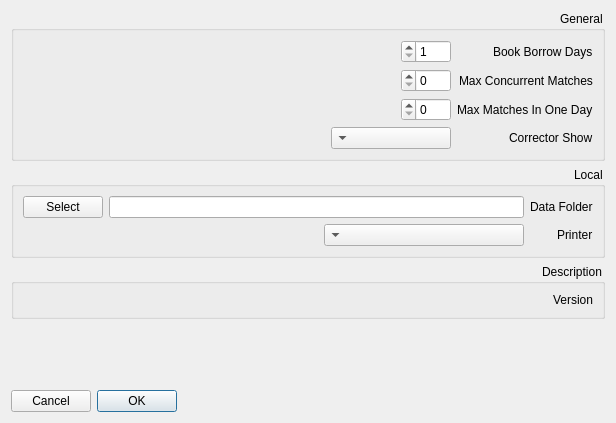
The window that Client/reghaabat/optionsform.ui (nournia/ketabkhaane) describes before a commit, drawn with Qt 5.
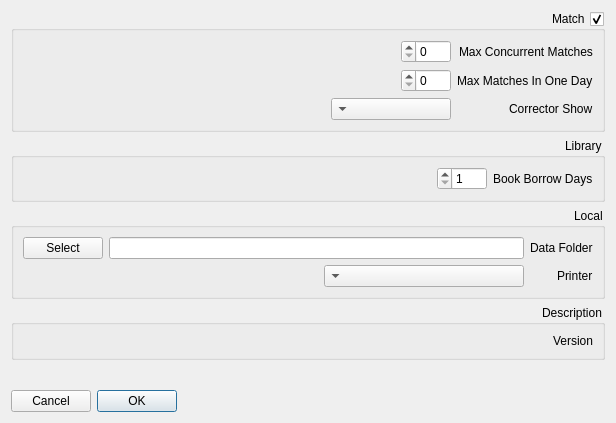
The same window after the commit. Icons and pictures are not drawn.

Commit message: add Match Enable option

Patch:
```diff
--- a/Client/reghaabat/optionsform.ui
+++ b/Client/reghaabat/optionsform.ui
@@ -17,7 +17,10 @@
    <item>
     <widget class="QGroupBox" name="groupBox_3">
      <property name="title">
-      <string>General</string>
+      <string>Match</string>
+     </property>
+     <property name="checkable">
+      <bool>true</bool>
      </property>
      <layout class="QFormLayout" name="formLayout">
       <property name="fieldGrowthPolicy">
@@ -26,37 +29,7 @@
       <property name="labelAlignment">
        <set>Qt::AlignLeading|Qt::AlignLeft|Qt::AlignVCenter</set>
       </property>
-      <item row="0" column="0">
-       <widget class="QLabel" name="label">
-        <property name="text">
-         <string>Book Borrow Days</string>
-        </property>
-       </widget>
-      </item>
       <item row="0" column="1">
-       <widget class="QSpinBox" name="sBookBorrowDays">
-        <property name="maximumSize">
-         <size>
-          <width>50</width>
-          <height>16777215</height>
-         </size>
-        </property>
-        <property name="minimum">
-         <number>1</number>
-        </property>
-        <property name="maximum">
-         <number>100</number>
-        </property>
-       </widget>
-      </item>
-      <item row="1" column="0">
-       <widget class="QLabel" name="label_5">
-        <property name="text">
-         <string>Max Concurrent Matches</string>
-        </property>
-       </widget>
-      </item>
-      <item row="1" column="1">
        <widget class="QSpinBox" name="sMaxConcurrentMatches">
         <property name="maximumSize">
          <size>
@@ -69,14 +42,14 @@
         </property>
        </widget>
       </item>
-      <item row="2" column="0">
+      <item row="1" column="0">
        <widget class="QLabel" name="label_6">
         <property name="text">
          <string>Max Matches In One Day</string>
         </property>
        </widget>
       </item>
-      <item row="2" column="1">
+      <item row="1" column="1">
        <widget class="QSpinBox" name="sMaxMatchesInOneDay">
         <property name="maximumSize">
          <size>
@@ -89,14 +62,14 @@
         </property>
        </widget>
       </item>
-      <item row="3" column="0">
+      <item row="2" column="0">
        <widget class="QLabel" name="label_4">
         <property name="text">
          <string>Corrector Show</string>
         </property>
        </widget>
       </item>
-      <item row="3" column="1">
+      <item row="2" column="1">
        <widget class="QComboBox" name="cCorrectorIdentifier">
         <property name="maximumSize">
          <size>
@@ -106,11 +79,50 @@
         </property>
        </widget>
       </item>
+      <item row="0" column="0">
+       <widget class="QLabel" name="label_5">
+        <property name="text">
+         <string>Max Concurrent Matches</string>
+        </property>
+       </widget>
+      </item>
      </layout>
     </widget>
    </item>
    <item>
-    <widget class="QGroupBox" name="groupBox">
+    <widget class="QGroupBox" name="gLibrary">
+     <property name="title">
+      <string>Library</string>
+     </property>
+     <layout class="QFormLayout" name="formLayout_4">
+      <item row="0" column="0">
+       <widget class="QLabel" name="label">
+        <property name="text">
+         <string>Book Borrow Days</string>
+        </property>
+       </widget>
+      </item>
+      <item row="0" column="1">
+       <widget class="QSpinBox" name="sBookBorrowDays">
+        <property name="maximumSize">
+         <size>
+          <width>50</width>
+          <height>16777215</height>
+         </size>
+        </property>
+        <property name="minimum">
+         <number>1</number>
+        </property>
+        <property name="maximum">
+         <number>100</number>
+        </property>
+       </widget>
+      </item>
+     </layout>
+    </widget>
+   </item>
+   <item>
+    <widget class="QGroupBox" name="gLocal">
      <property name="title">
       <string>Local</string>
      </property>
```
Left out of the diff: 4 changed lines with no effect on the pictures. The commit also changes 5 other files.
